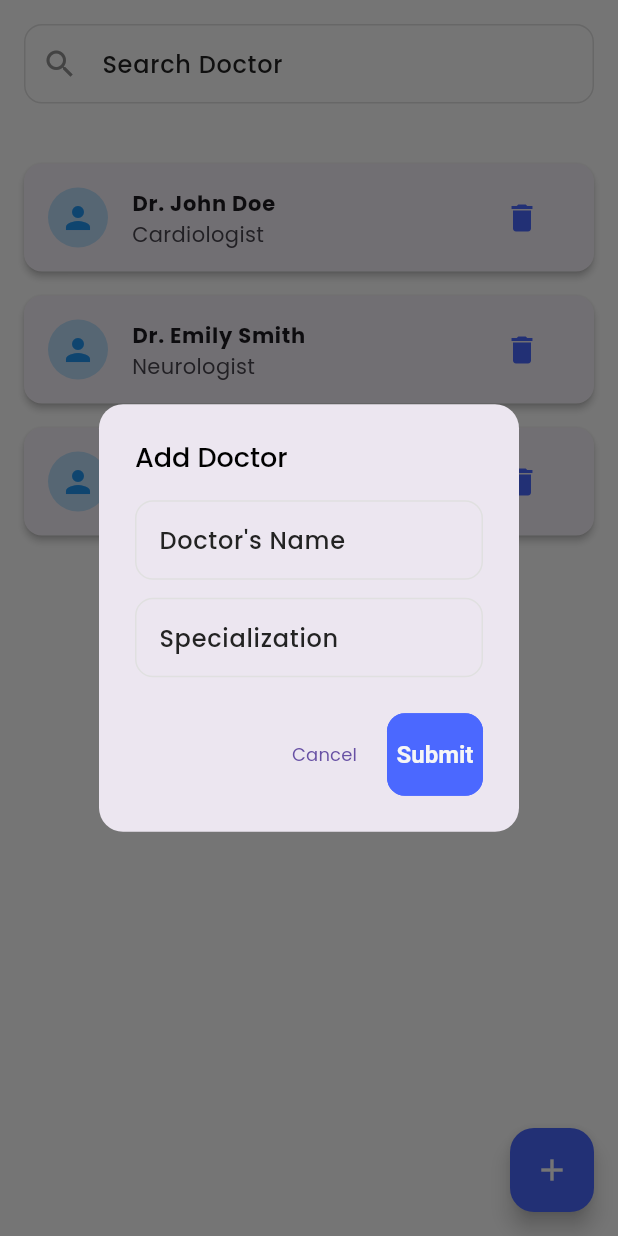
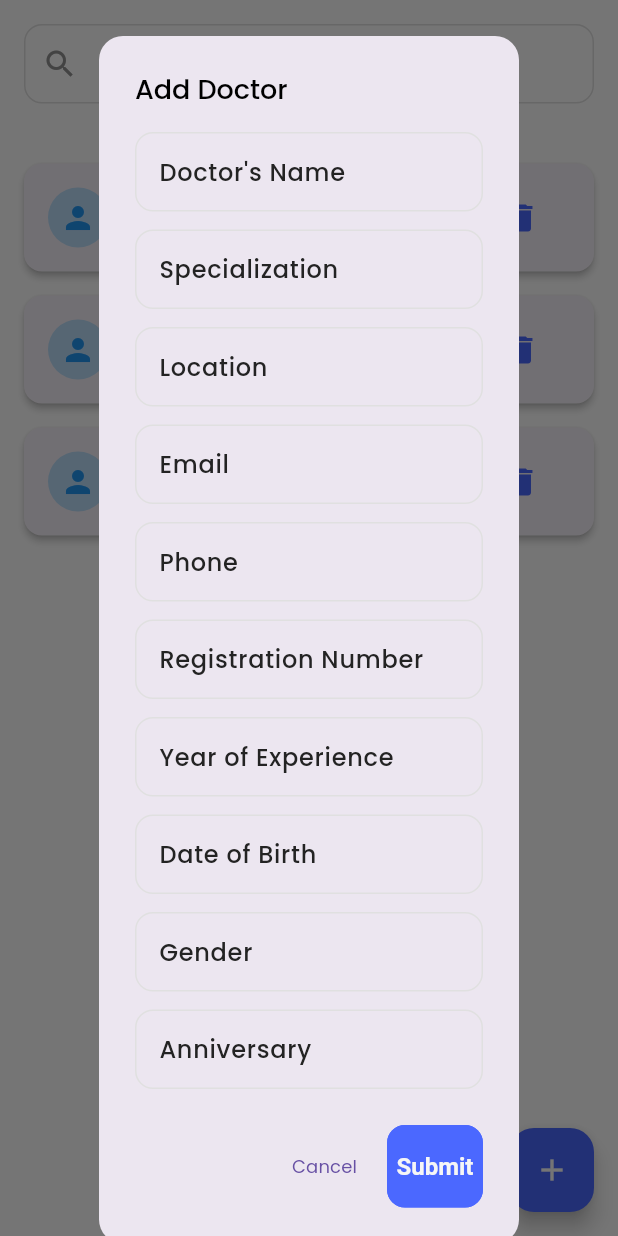
Before and after one commit to Sandeep-svf/medicle_sales_rbsh, a Flutter app: the AddDoctorScreen screen opened directly, after a tap on the "add" icon, on a phone screen of 412 x 824 dp. Run offline on Flutter 3.47's test engine with Material 3 defaults, Android fonts, the light colour scheme and no system bars; our stand-ins replace fl_chart, get, get_storage, iconsax, logger, quickalert; missing offline and left inert: date_picker_plus; accounts and stored records are empty; project files that could hold a hidden picture were left out.

Commit message:
add doctor dialog updated successfully.

```diff
--- a/lib/features/SalesChartAnalysis/widgets/login_visit_schedule_button.dart
+++ b/lib/features/SalesChartAnalysis/widgets/login_visit_schedule_button.dart
@@ -1,5 +1,9 @@
 import 'package:flutter/material.dart';
-
+import 'package:get/get.dart';
+import 'package:get/get_core/src/get_main.dart';
+import 'package:get/get_state_manager/src/simple/get_controllers.dart';
+import 'package:medicle_sales_rbsh/features/salesActivity/screens/salesActivity.dart';
+import 'package:medicle_sales_rbsh/features/visitDoctor/screens/visitDoctor.dart';
 import '../../../utils/constants/text_strings.dart';
 
 class LoginViistScheduleButton extends StatelessWidget {
@@ -14,7 +18,7 @@ class LoginViistScheduleButton extends StatelessWidget {
       children: [
         /// LoginActivityButton
         ElevatedButton(
-            onPressed: () {},
+            onPressed: ()  => Get.to( const SalesactivityScreen()),
             style: ElevatedButton.styleFrom(
               padding: const EdgeInsets.symmetric(horizontal: 10),
             ),
@@ -24,7 +28,7 @@ class LoginViistScheduleButton extends StatelessWidget {
 
         /// Schedule Visit Button
         ElevatedButton(
-            onPressed: () {},
+            onPressed: () => Get.to( const VisitDoctorScreen()),
             style: ElevatedButton.styleFrom(
               padding: const EdgeInsets.symmetric(horizontal: 10),
             ),
--- a/lib/features/addDoctor/screens/addDoctor.dart
+++ b/lib/features/addDoctor/screens/addDoctor.dart
@@ -24,11 +24,22 @@ class _DoctorListScreenState extends State<AddDoctorScreen> {
   void _showAddDoctorDialog() {
     TextEditingController nameController = TextEditingController();
     TextEditingController specializationController = TextEditingController();
+    TextEditingController locationController = TextEditingController();
+    TextEditingController emailController = TextEditingController();
+    TextEditingController phoneController = TextEditingController();
+    TextEditingController registrationNumberController = TextEditingController();
+    TextEditingController yearOfExperienceController = TextEditingController();
+    TextEditingController dobController = TextEditingController();
+    TextEditingController genderController = TextEditingController();
+    TextEditingController anniversaryController = TextEditingController();
+
+
 
     showDialog(
       context: context,
       builder: (BuildContext context) {
-        return ZoomInOutDialog(
+        return SingleChildScrollView(
+          child: ZoomInOutDialog(
             child: AlertDialog(
               shape:
               RoundedRectangleBorder(borderRadius: BorderRadius.circular(16)),
@@ -48,6 +59,76 @@ class _DoctorListScreenState extends State<AddDoctorScreen> {
                     controller: specializationController,
                     decoration: const InputDecoration(
                       labelText: TTexts.specialization,
+                      border: OutlineInputBorder(),
+                    ),
+                  ),
+
+                  const SizedBox(height: 12),
+                  TextField(
+                    controller: locationController,
+                    decoration: const InputDecoration(
+                      labelText: TTexts.location,
+                      border: OutlineInputBorder(),
+                    ),
+                  ),
+
+                  const SizedBox(height: 12),
+                  TextField(
+                    controller: emailController,
+                    decoration: const InputDecoration(
+                      labelText: TTexts.email,
+                      border: OutlineInputBorder(),
+                    ),
+                  ),
+
+                  const SizedBox(height: 12),
+                  TextField(
+                    controller: phoneController,
+                    decoration: const InputDecoration(
+                      labelText: TTexts.phone,
+                      border: OutlineInputBorder(),
+                    ),
+                  ),
+
+                  const SizedBox(height: 12),
+                  TextField(
+                    controller: registrationNumberController,
+                    decoration: const InputDecoration(
+                      labelText: TTexts.registrationNumber,
+                      border: OutlineInputBorder(),
+                    ),
+                  ),
+
+                  const SizedBox(height: 12),
+                  TextField(
+                    controller: yearOfExperienceController,
+                    decoration: const InputDecoration(
+                      labelText: TTexts.yearOfExperience,
+                      border: OutlineInputBorder(),
+                    ),
+                  ),
+
+                  const SizedBox(height: 12),
+                  TextField(
+                    controller: dobController,
+                    decoration: const InputDecoration(
+                      labelText: TTexts.dob,
+                      border: OutlineInputBorder(),
+                    ),
+                  ),
+                  const SizedBox(height: 12),
+                  TextField(
+                    controller: genderController,
+                    decoration: const InputDecoration(
+                      labelText: TTexts.gender,
+                      border: OutlineInputBorder(),
+                    ),
+                  ),
+                  const SizedBox(height: 12),
+                  TextField(
+                    controller: anniversaryController,
+                    decoration: const InputDecoration(
+                      labelText: TTexts.anniversary,
                       border: OutlineInputBorder(),
                     ),
                   ),
@@ -74,6 +155,7 @@ class _DoctorListScreenState extends State<AddDoctorScreen> {
                   child: const Text(TTexts.submit),
                 ),
               ],
+            ),
           ),
         );
       },
--- a/lib/features/report/screens/report.dart
+++ b/lib/features/report/screens/report.dart
@@ -14,6 +14,7 @@ class ReportScreen extends StatelessWidget {
       body: SingleChildScrollView(
         child: Column(
           children: [
+
             /// Sales Performance
             SalesPerformances(),
 
--- a/lib/utils/constants/text_strings.dart
+++ b/lib/utils/constants/text_strings.dart
@@ -53,6 +53,14 @@ class TTexts {
   static const String areYouSureYouWantToDeleteThisDoctor = "Are you sure you want to delete this doctor?";
   static const String searchDoctor = "Search Doctor";
   static const String noDoctorAvailable = "No doctors available";
+  static const String location = "Location";
+  static const String email = "Email";
+  static const String phone = "Phone";
+  static const String registrationNumber = "Registration Number";
+  static const String yearOfExperience = "Year of Experience";
+  static const String dob = "Date of Birth";
+  static const String gender = "Gender";
+  static const String anniversary = "Anniversary";
 
   // -- Sales Activity
   static const String salesActivityTitle = "Sales Activity";
```
Lines whose indentation alone changed are shown as unchanged.
